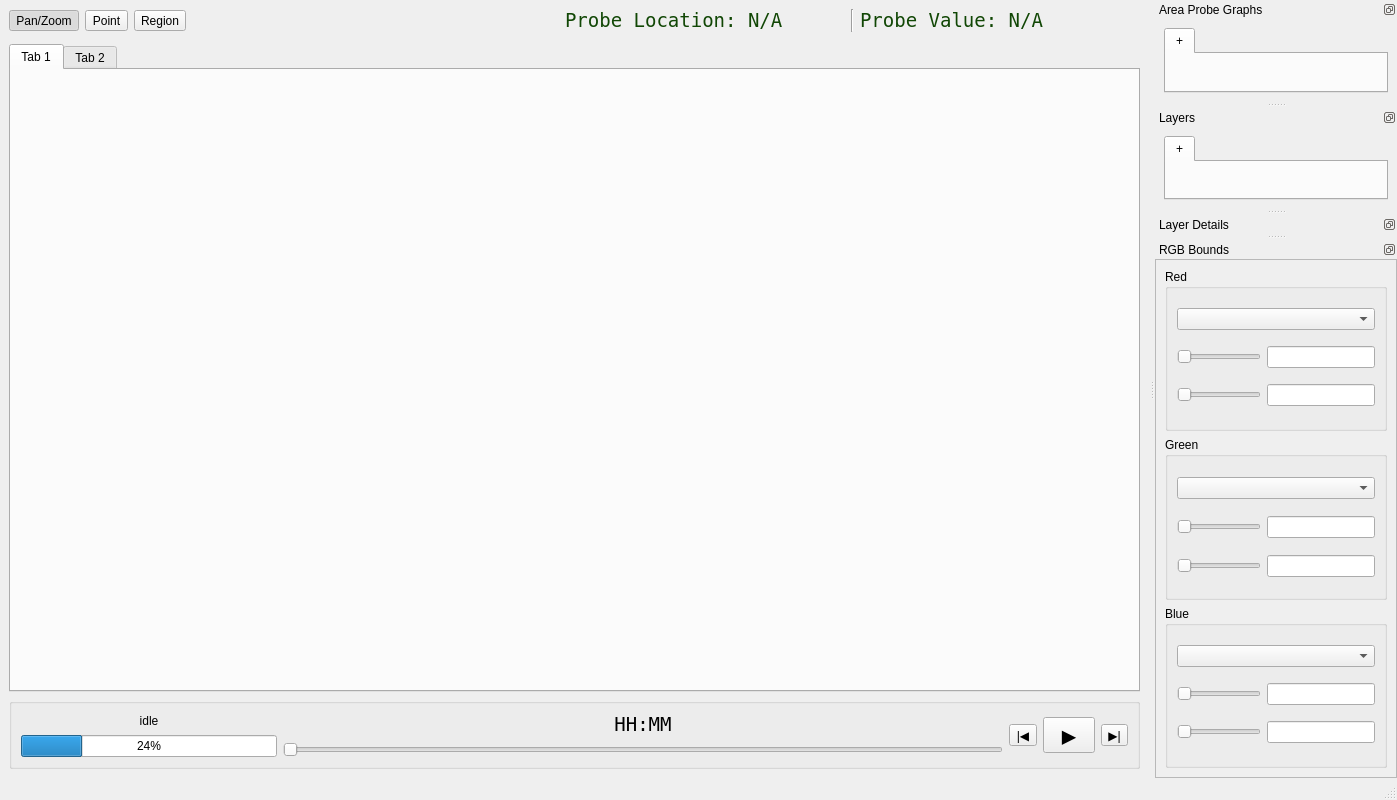
Old version of the form sift/ui/pov_main.ui in the repository ssec/sift.
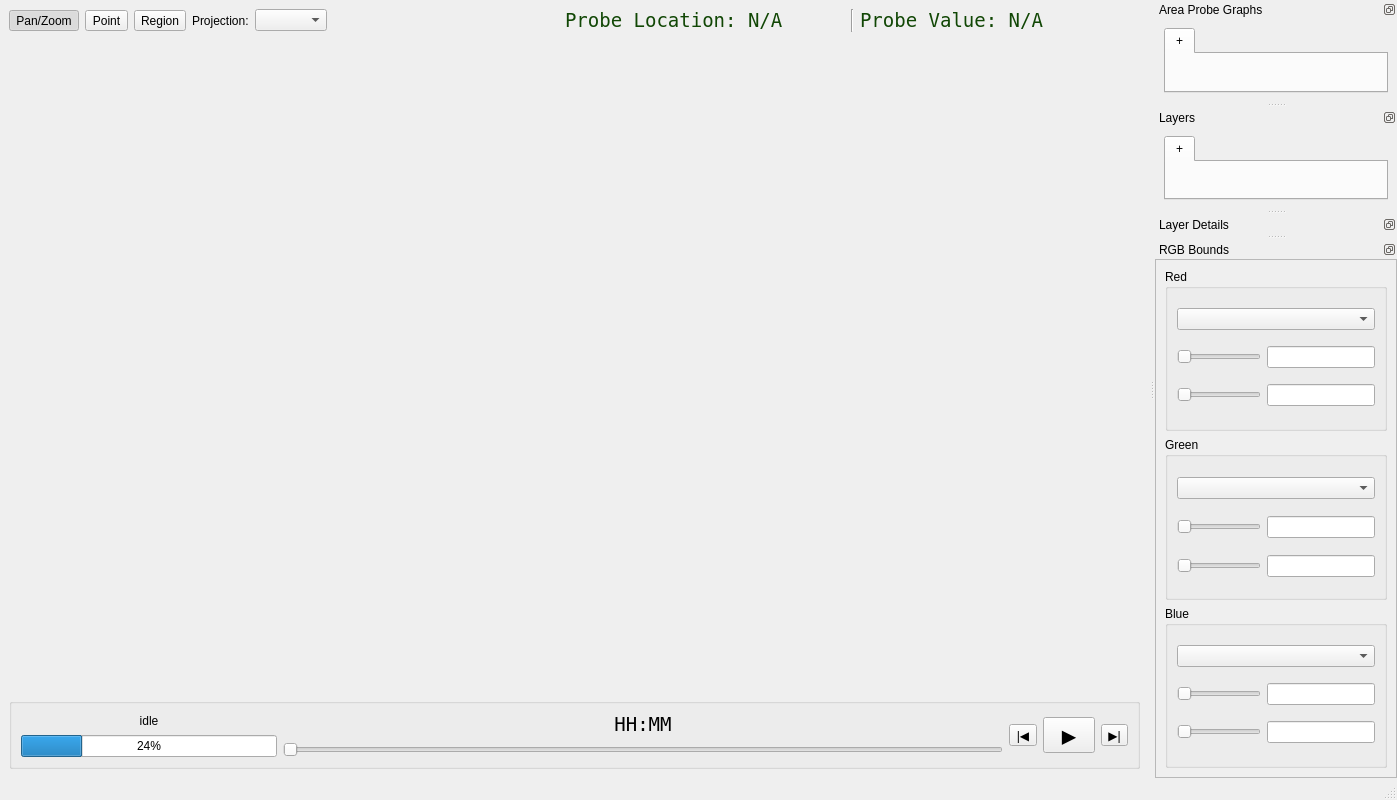
New version of the form. Custom widgets are drawn as their Qt base class.

Commit message:
Add basic UI combobox for choosing map projection
Doesn't actually do anything yet.

```diff
--- a/sift/ui/pov_main.ui
+++ b/sift/ui/pov_main.ui
@@ -116,6 +116,23 @@
         </attribute>
        </widget>
       </item>
+      <item>
+       <widget class="QLabel" name="projectionLabel">
+        <property name="enabled">
+         <bool>true</bool>
+        </property>
+        <property name="text">
+         <string>Projection:</string>
+        </property>
+       </widget>
+      </item>
+      <item>
+       <widget class="QNoScrollComboBox" name="projectionComboBox">
+        <property name="enabled">
+         <bool>true</bool>
+        </property>
+       </widget>
+      </item>
       <item>
        <spacer name="horizontalSpacer">
         <property name="orientation">
@@ -322,6 +339,21 @@
       </item>
      </layout>
     </item>
+    <item>
+     <widget class="QWidget" name="mainMapWidget" native="true">
+      <property name="sizePolicy">
+       <sizepolicy hsizetype="Expanding" vsizetype="Expanding">
+        <horstretch>0</horstretch>
+        <verstretch>0</verstretch>
+       </sizepolicy>
+      </property>
+      <layout class="QVBoxLayout" name="verticalLayout_5">
+       <item>
+        <layout class="QVBoxLayout" name="verticalLayout_3"/>
+       </item>
+      </layout>
+     </widget>
+    </item>
     <item>
      <widget class="Line" name="line_2">
       <property name="orientation">
@@ -329,24 +361,6 @@
       </property>
      </widget>
     </item>
-    <item>
-     <widget class="QTabWidget" name="mainWidgets">
-      <property name="currentIndex">
-       <number>0</number>
-      </property>
-      <widget class="QWidget" name="tab">
-       <attribute name="title">
-        <string>Tab 1</string>
-       </attribute>
-       <layout class="QVBoxLayout" name="verticalLayout_3"/>
-      </widget>
-      <widget class="QWidget" name="tab_2">
-       <attribute name="title">
-        <string>Tab 2</string>
-       </attribute>
-      </widget>
-     </widget>
-    </item>
     <item>
      <widget class="QGroupBox" name="groupBox">
       <property name="title">
```
Left out of the diff: 6 changed lines with no effect on the pictures. The commit also changes 4 other files.
